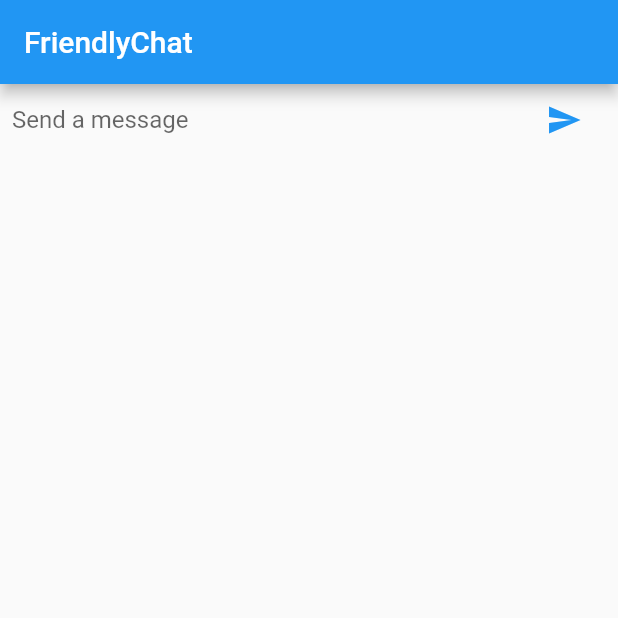
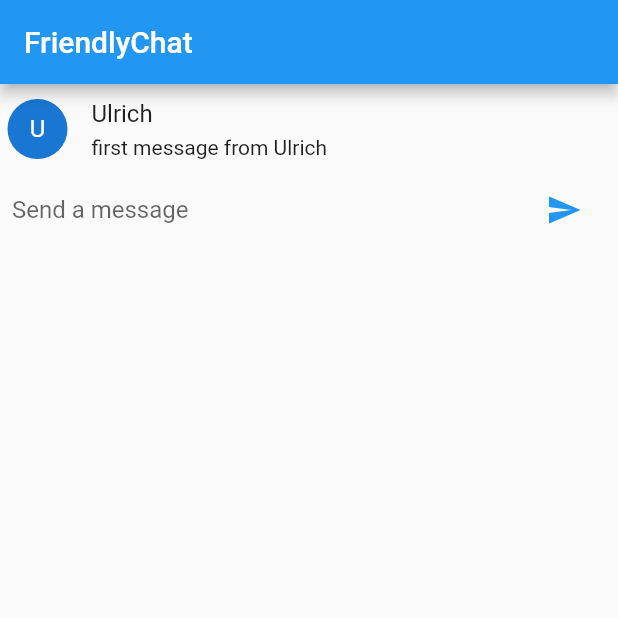
Before and after one commit to ulrichmabou/friendlychat, a Flutter app: the screen it shows after launch, on a phone screen of 412 x 824 dp, the top half of it. Run offline on Flutter 3.47's test engine with Material 2 defaults, Android fonts, the phone set to English and light mode, and no system bars.

Commit message:
add ChatMessage widget

```diff
--- a/lib/screens/chat_screen.dart
+++ b/lib/screens/chat_screen.dart
@@ -1,5 +1,8 @@
 import 'package:flutter/material.dart';
 import 'package:friendlychat/widgets/text_composer.dart';
+import 'package:friendlychat/widgets/chat_message.dart';
+
+//const String _name = 'Ulrich';
 
 class ChatScreen extends StatefulWidget {
   @override
@@ -13,7 +16,15 @@ class _ChatScreenState extends State<ChatScreen> {
       appBar: AppBar(
         title: Text('FriendlyChat'),
       ),
-      body: TextComposer(),
+      body: Column(
+        children: <Widget>[
+          ChatMessage(
+            sender: 'Ulrich',
+            message: 'first message from Ulrich',
+          ),
+          TextComposer(),
+        ],
+      ),
     );
   }
 }
--- /dev/null
+++ b/lib/widgets/chat_message.dart
@@ -0,0 +1,39 @@
+import 'package:flutter/material.dart';
+
+class ChatMessage extends StatelessWidget {
+  ChatMessage({this.sender, this.message});
+
+  final String sender;
+  final String message;
+
+  @override
+  Widget build(BuildContext context) {
+    return Container(
+      margin: EdgeInsets.symmetric(vertical: 10.0, horizontal: 5.0),
+      child: Row(
+        crossAxisAlignment: CrossAxisAlignment.start,
+        children: <Widget>[
+          Container(
+            margin: EdgeInsets.only(right: 16.0),
+            child: CircleAvatar(
+              child: Text(sender[0]),
+            ),
+          ),
+          Column(
+            crossAxisAlignment: CrossAxisAlignment.start,
+            children: <Widget>[
+              Text(
+                sender,
+                style: Theme.of(context).textTheme.subhead,
+              ),
+              Container(
+                margin: EdgeInsets.only(top: 5.0),
+                child: Text(message),
+              ),
+            ],
+          ),
+        ],
+      ),
+    );
+  }
+}
```
